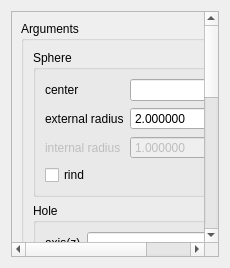
This is src/HEXABLOCKGUI/MakeHemiSphere_QTD.ui in SalomePlatform/hexablock as Qt 5 draws it before an edit. The edited form follows.
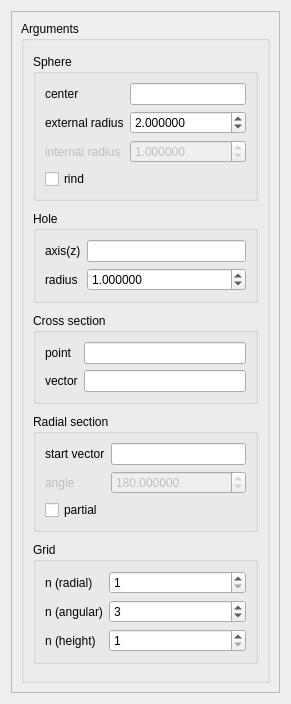
This is the edited form.

```diff
--- a/src/HEXABLOCKGUI/MakeHemiSphere_QTD.ui
+++ b/src/HEXABLOCKGUI/MakeHemiSphere_QTD.ui
@@ -6,8 +6,8 @@
    <rect>
     <x>0</x>
     <y>0</y>
-    <width>230</width>
-    <height>268</height>
+    <width>291</width>
+    <height>704</height>
    </rect>
   </property>
   <property name="sizePolicy">
@@ -39,8 +39,8 @@
        <rect>
         <x>0</x>
         <y>0</y>
-        <width>266</width>
-        <height>624</height>
+        <width>269</width>
+        <height>682</height>
        </rect>
       </property>
       <layout class="QVBoxLayout" name="verticalLayout">
```
Left out of the diff: 8 changed lines with no effect on the pictures.
